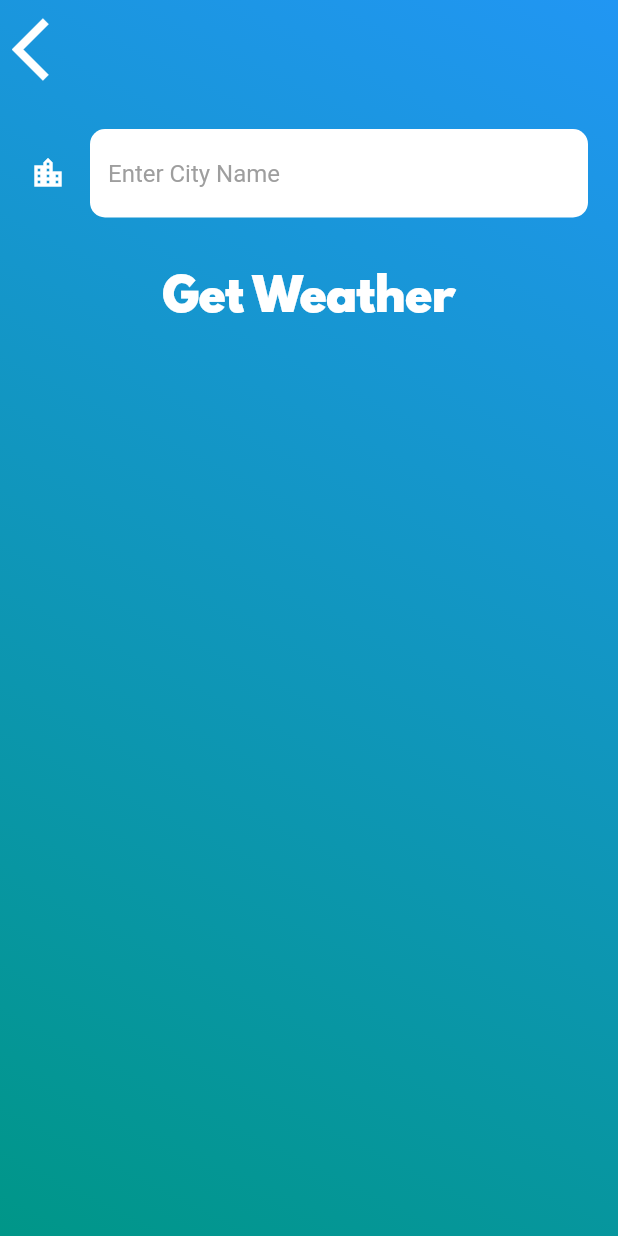
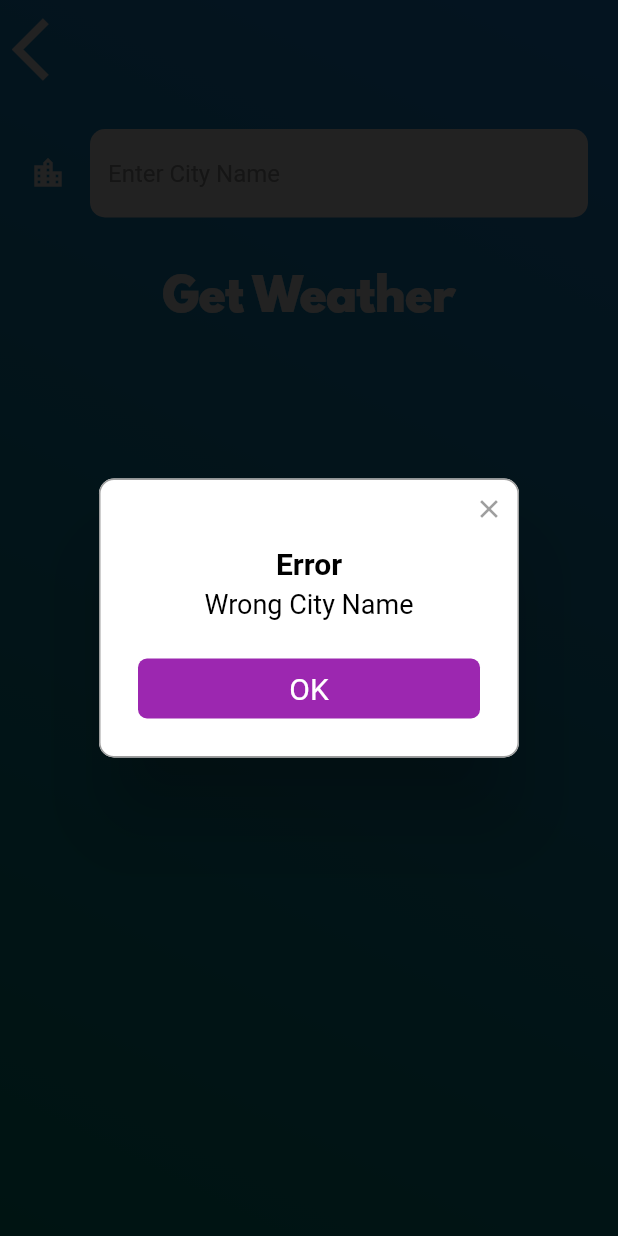
Before and after one commit to nurates/clima_app_flutter, a Flutter app: the CityScreen screen opened directly, after a tap on "Get Weather", on a phone screen of 412 x 824 dp. Run offline on Flutter 3.47's test engine with Material 2 defaults, Android fonts, the phone set to English and light mode, and no system bars; drawn by our look-alikes of rflutter_alert; our stand-ins replace flutter_spinkit, geolocator; missing offline and left inert: global_configuration.

Commit message:
handle exceptions of city_screen

```diff
--- a/lib/screens/city_screen.dart
+++ b/lib/screens/city_screen.dart
@@ -1,5 +1,6 @@
 import 'package:clima_app_flutter/services/weather.dart';
 import 'package:clima_app_flutter/utilities/constants.dart';
+import 'package:clima_app_flutter/utilities/custom_alert.dart';
 import 'package:flutter/material.dart';
 
 class CityScreen extends StatefulWidget {
@@ -53,9 +54,19 @@ class _CityScreenState extends State<CityScreen> {
               ),
               TextButton(
                 onPressed: () async {
-                  if (cityName?.trim()?.isNotEmpty ?? false) {
-                    var weatherData = await weather.getCityWeather(cityName);
-                    Navigator.pop(context, weatherData);
+                  try {
+                    if (cityName?.trim()?.isNotEmpty ?? false) {
+                      var weatherData = await weather.getCityWeather(cityName);
+                      Navigator.pop(context, weatherData);
+                    } else {
+                      CustomAlert().showCityAlert(
+                        context,
+                        'Wrong City Name',
+                      );
+                    }
+                  } catch (errorMessage) {
+                    CustomAlert()
+                        .showCityAlert(context, errorMessage.toString());
                   }
                 },
                 child: Text(
--- a/lib/utilities/custom_alert.dart
+++ b/lib/utilities/custom_alert.dart
@@ -4,6 +4,27 @@ import 'package:flutter/material.dart';
 import 'package:rflutter_alert/rflutter_alert.dart';
 
 class CustomAlert {
+  void showCityAlert(BuildContext context, String message) {
+    Alert(
+        context: context,
+        style: AlertStyle(
+          backgroundColor: Colors.white,
+          titleStyle:
+              TextStyle(fontWeight: FontWeight.bold, color: Colors.black),
+        ),
+        title: 'Error',
+        desc: message,
+        buttons: [
+          DialogButton(
+            child: Text(
+              'OK',
+              style: TextStyle(color: Colors.white, fontSize: 20),
+            ),
+            onPressed: () => {Navigator.pop(context)},
+            color: Colors.purple,
+          ),
+        ]).show();
+  }
 
   void showWeatherAlert(BuildContext context, String message) {
     Alert(
```
